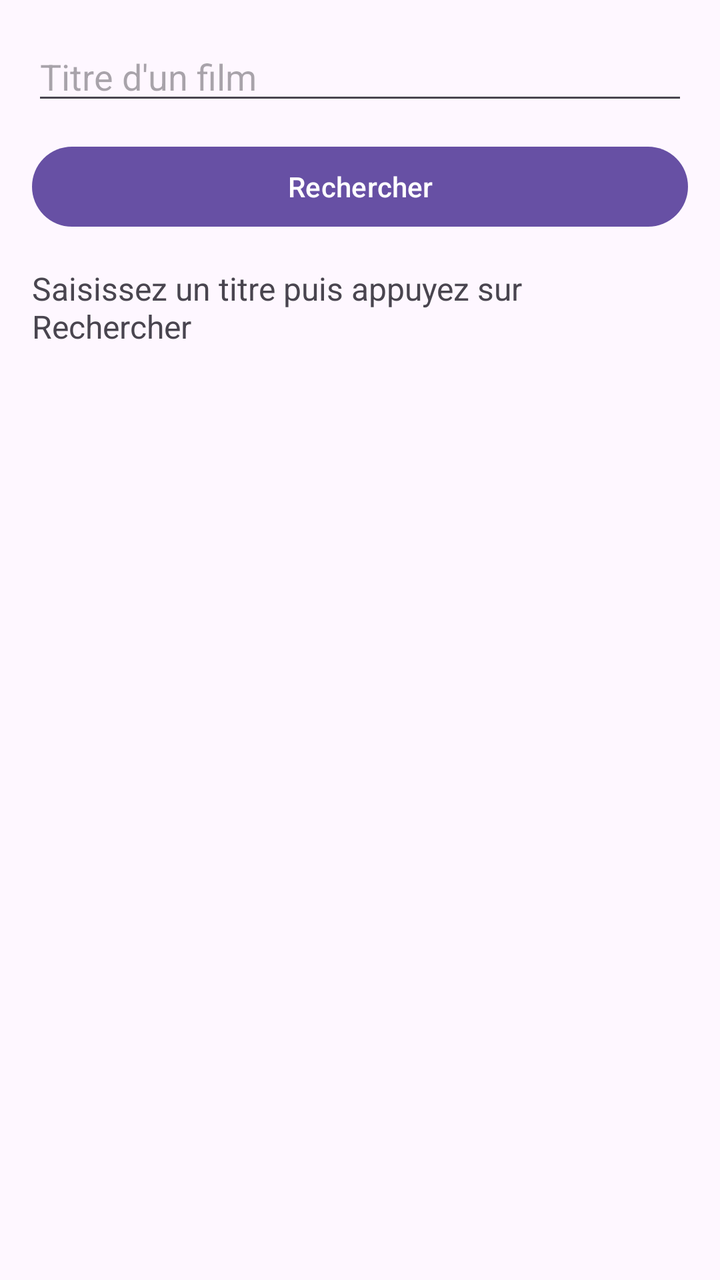
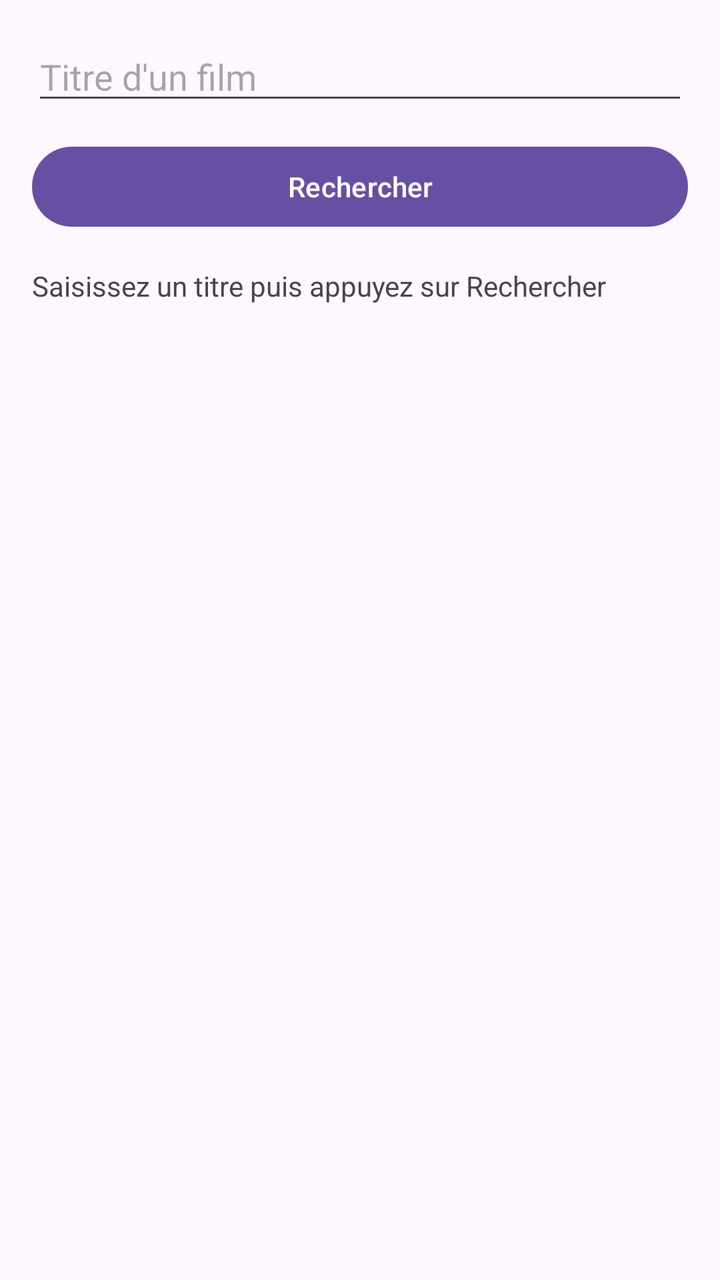

An Android layout rendered at two revisions. The XML below is the earlier revision; the diff shows what the commit changed to produce the second picture.
<!-- AndroidManifest.xml: application theme Theme.MovieFinder -->
<!-- res/layout/activity_main.xml -->
<?xml version="1.0" encoding="utf-8"?>
<LinearLayout xmlns:android="http://schemas.android.com/apk/res/android"
    android:id="@+id/main"
    android:layout_width="match_parent"
    android:layout_height="match_parent"
    android:orientation="vertical"
    android:padding="16dp">

    <EditText
        android:id="@+id/etQuery"
        android:layout_width="match_parent"
        android:layout_height="wrap_content"
        android:hint="@string/hint_query"
        android:inputType="text" />

    <Button
        android:id="@+id/btnSearch"
        android:layout_width="match_parent"
        android:layout_height="wrap_content"
        android:layout_marginTop="12dp"
        android:text="@string/btn_search" />

    <TextView
        android:id="@+id/tvMessage"
        android:layout_width="match_parent"
        android:layout_height="wrap_content"
        android:layout_marginTop="16dp"
        android:text="@string/msg_welcome"
        android:textSize="16sp" />

</LinearLayout>
<!-- resources referenced by this layout -->
<resources>
  <string name="btn_search">Rechercher</string>
  <string name="hint_query">Titre d\'un film</string>
  <string name="msg_welcome">Saisissez un titre puis appuyez sur Rechercher</string>
  <style name="Theme.MovieFinder" parent="Base.Theme.MovieFinder" />
  <style name="Base.Theme.MovieFinder" parent="Theme.Material3.DayNight.NoActionBar">
          
          
      </style>
</resources>

<!-- the commit's change to res/layout/activity_main.xml (unified diff, before → after) -->
@@ -25,7 +25,13 @@
         android:layout_width="match_parent"
         android:layout_height="wrap_content"
         android:layout_marginTop="16dp"
-        android:text="@string/msg_welcome"
-        android:textSize="16sp" />
+        android:text="@string/msg_welcome" />
+
+    <androidx.recyclerview.widget.RecyclerView
+        android:id="@+id/rvMovies"
+        android:layout_width="match_parent"
+        android:layout_height="0dp"
+        android:layout_marginTop="12dp"
+        android:layout_weight="1" />
 
 </LinearLayout>
